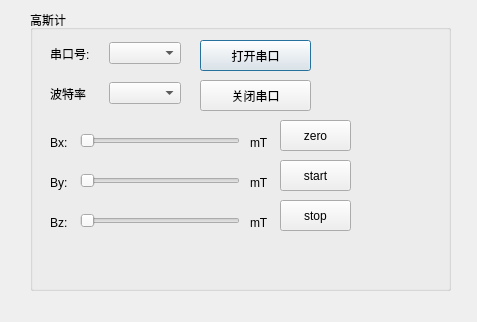
This is gaussdialog.ui in frozen521/comm2 as Qt 5 draws it before an edit. The edited form follows.
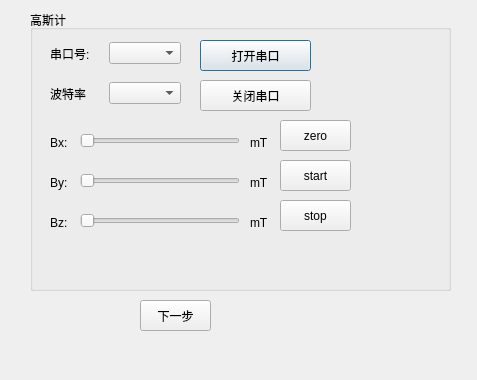
This is the edited form.

The edit to the form file:
```diff
--- a/gaussdialog.ui
+++ b/gaussdialog.ui
@@ -7,7 +7,7 @@
     <x>0</x>
     <y>0</y>
     <width>477</width>
-    <height>322</height>
+    <height>380</height>
    </rect>
   </property>
   <property name="font">
@@ -286,6 +286,24 @@
     </property>
    </widget>
   </widget>
+  <widget class="QPushButton" name="openConnButton_5">
+   <property name="geometry">
+    <rect>
+     <x>140</x>
+     <y>300</y>
+     <width>71</width>
+     <height>31</height>
+    </rect>
+   </property>
+   <property name="font">
+    <font>
+     <pointsize>9</pointsize>
+    </font>
+   </property>
+   <property name="text">
+    <string>下一步</string>
+   </property>
+  </widget>
  </widget>
  <resources/>
  <connections/>
```
